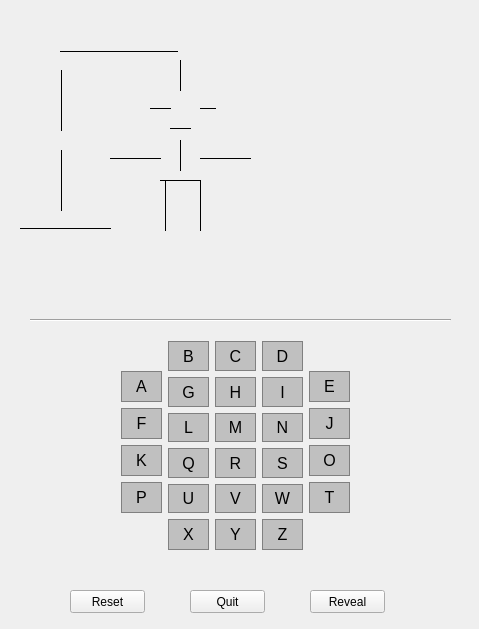
NoahMcKearney/Software-Team-Project, file GamesApp/hangman.ui: the form before one commit.
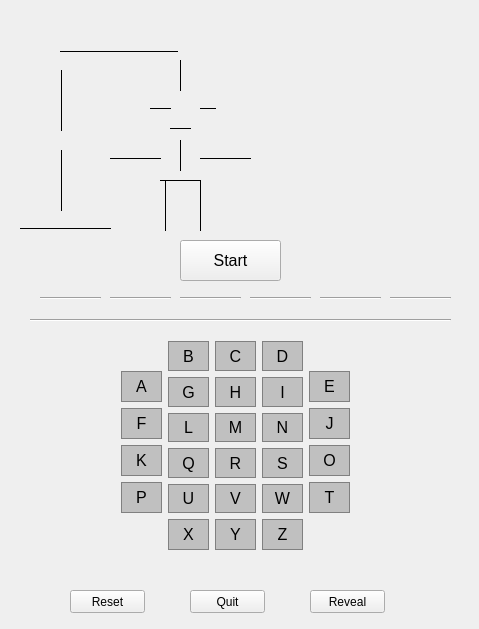
The form after the commit.

Commit message: set up start button and starting to choose word from a list from text file randomly, check to see if guess is wrong and display widgets appropriately

```diff
--- a/GamesApp/hangman.ui
+++ b/GamesApp/hangman.ui
@@ -13,7 +13,7 @@
   <property name="windowTitle">
    <string>hangman</string>
   </property>
-  <widget class="QWidget" name="">
+  <widget class="QWidget" name="layoutWidget">
    <property name="geometry">
     <rect>
      <x>110</x>
@@ -1115,25 +1115,25 @@
     <enum>Qt::Horizontal</enum>
    </property>
   </widget>
+  <widget class="Line" name="line_8">
+   <property name="geometry">
+    <rect>
+     <x>110</x>
+     <y>150</y>
+     <width>51</width>
+     <height>16</height>
+    </rect>
+   </property>
+   <property name="frameShadow">
+    <enum>QFrame::Plain</enum>
+   </property>
+   <property name="orientation">
+    <enum>Qt::Horizontal</enum>
+   </property>
+  </widget>
   <widget class="Line" name="line_12">
    <property name="geometry">
     <rect>
-     <x>110</x>
-     <y>150</y>
-     <width>51</width>
-     <height>16</height>
-    </rect>
-   </property>
-   <property name="frameShadow">
-    <enum>QFrame::Plain</enum>
-   </property>
-   <property name="orientation">
-    <enum>Qt::Horizontal</enum>
-   </property>
-  </widget>
-  <widget class="Line" name="line_13">
-   <property name="geometry">
-    <rect>
      <x>157</x>
      <y>180</y>
      <width>16</width>
@@ -1163,20 +1163,116 @@
     <enum>Qt::Horizontal</enum>
    </property>
   </widget>
+  <widget class="Line" name="line_13">
+   <property name="geometry">
+    <rect>
+     <x>190</x>
+     <y>180</y>
+     <width>20</width>
+     <height>51</height>
+    </rect>
+   </property>
+   <property name="frameShadow">
+    <enum>QFrame::Plain</enum>
+   </property>
+   <property name="orientation">
+    <enum>Qt::Vertical</enum>
+   </property>
+  </widget>
+  <widget class="QPushButton" name="startButton">
+   <property name="geometry">
+    <rect>
+     <x>180</x>
+     <y>240</y>
+     <width>101</width>
+     <height>41</height>
+    </rect>
+   </property>
+   <property name="font">
+    <font>
+     <pointsize>12</pointsize>
+    </font>
+   </property>
+   <property name="text">
+    <string>Start</string>
+   </property>
+  </widget>
+  <widget class="Line" name="line_14">
+   <property name="geometry">
+    <rect>
+     <x>40</x>
+     <y>290</y>
+     <width>61</width>
+     <height>16</height>
+    </rect>
+   </property>
+   <property name="orientation">
+    <enum>Qt::Horizontal</enum>
+   </property>
+  </widget>
   <widget class="Line" name="line_15">
    <property name="geometry">
     <rect>
-     <x>190</x>
-     <y>180</y>
-     <width>20</width>
-     <height>51</height>
+     <x>110</x>
+     <y>290</y>
+     <width>61</width>
+     <height>16</height>
     </rect>
    </property>
-   <property name="frameShadow">
-    <enum>QFrame::Plain</enum>
+   <property name="orientation">
+    <enum>Qt::Horizontal</enum>
    </property>
+  </widget>
+  <widget class="Line" name="line_16">
+   <property name="geometry">
+    <rect>
+     <x>180</x>
+     <y>290</y>
+     <width>61</width>
+     <height>16</height>
+    </rect>
+   </property>
    <property name="orientation">
-    <enum>Qt::Vertical</enum>
+    <enum>Qt::Horizontal</enum>
+   </property>
+  </widget>
+  <widget class="Line" name="line_17">
+   <property name="geometry">
+    <rect>
+     <x>250</x>
+     <y>290</y>
+     <width>61</width>
+     <height>16</height>
+    </rect>
+   </property>
+   <property name="orientation">
+    <enum>Qt::Horizontal</enum>
+   </property>
+  </widget>
+  <widget class="Line" name="line_18">
+   <property name="geometry">
+    <rect>
+     <x>320</x>
+     <y>290</y>
+     <width>61</width>
+     <height>16</height>
+    </rect>
+   </property>
+   <property name="orientation">
+    <enum>Qt::Horizontal</enum>
+   </property>
+  </widget>
+  <widget class="Line" name="line_19">
+   <property name="geometry">
+    <rect>
+     <x>390</x>
+     <y>290</y>
+     <width>61</width>
+     <height>16</height>
+    </rect>
+   </property>
+   <property name="orientation">
+    <enum>Qt::Horizontal</enum>
    </property>
   </widget>
  </widget>
```
Left out of the diff: 22 changed lines with no effect on the pictures. The commit also changes 7 other files.
